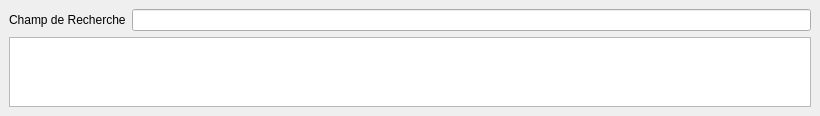
LPOdev/Sploks, file sploks/views/contracts_list.ui: the form before one commit.
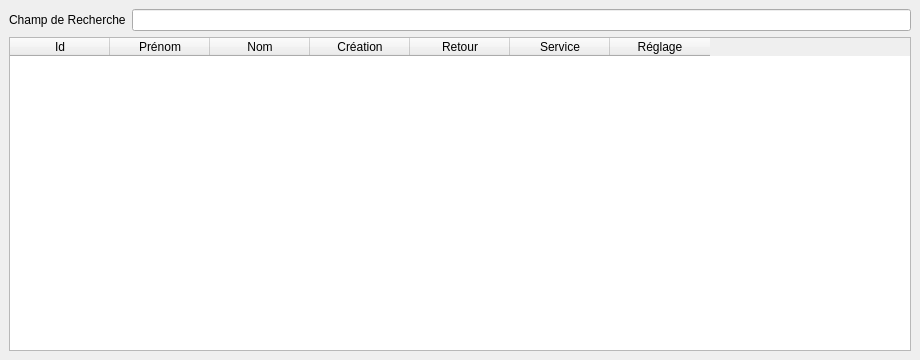
The form after the commit.

Commit message: T41 Refactorisation d'interfaces

```diff
--- a/sploks/views/contracts_list.ui
+++ b/sploks/views/contracts_list.ui
@@ -6,29 +6,16 @@
    <rect>
     <x>0</x>
     <y>0</y>
-    <width>820</width>
-    <height>89</height>
+    <width>920</width>
+    <height>360</height>
    </rect>
   </property>
   <property name="windowTitle">
    <string>MainWindow</string>
   </property>
   <widget class="QWidget" name="centralwidget">
-   <layout class="QGridLayout" name="gridLayout">
-    <item row="1" column="0">
-     <widget class="QTableWidget" name="tableContracts">
-      <attribute name="horizontalHeaderCascadingSectionResizes">
-       <bool>false</bool>
-      </attribute>
-      <attribute name="horizontalHeaderDefaultSectionSize">
-       <number>150</number>
-      </attribute>
-      <attribute name="horizontalHeaderStretchLastSection">
-       <bool>true</bool>
-      </attribute>
-     </widget>
-    </item>
-    <item row="0" column="0">
+   <layout class="QVBoxLayout" name="verticalLayout">
+    <item>
      <layout class="QHBoxLayout" name="horizontalLayout">
       <item>
        <widget class="QLabel" name="label">
@@ -42,6 +29,60 @@
       </item>
      </layout>
     </item>
+    <item>
+     <widget class="QTableWidget" name="tableContracts">
+      <property name="editTriggers">
+       <set>QAbstractItemView::NoEditTriggers</set>
+      </property>
+      <property name="alternatingRowColors">
+       <bool>true</bool>
+      </property>
+      <property name="selectionMode">
+       <enum>QAbstractItemView::SingleSelection</enum>
+      </property>
+      <property name="selectionBehavior">
+       <enum>QAbstractItemView::SelectRows</enum>
+      </property>
+      <property name="sortingEnabled">
+       <bool>true</bool>
+      </property>
+      <column>
+       <property name="text">
+        <string>Id</string>
+       </property>
+      </column>
+      <column>
+       <property name="text">
+        <string>Prénom</string>
+       </property>
+      </column>
+      <column>
+       <property name="text">
+        <string>Nom</string>
+       </property>
+      </column>
+      <column>
+       <property name="text">
+        <string>Création</string>
+       </property>
+      </column>
+      <column>
+       <property name="text">
+        <string>Retour</string>
+       </property>
+      </column>
+      <column>
+       <property name="text">
+        <string>Service</string>
+       </property>
+      </column>
+      <column>
+       <property name="text">
+        <string>Réglage</string>
+       </property>
+      </column>
+     </widget>
+    </item>
    </layout>
   </widget>
  </widget>
```
The commit also changes 6 other files.
